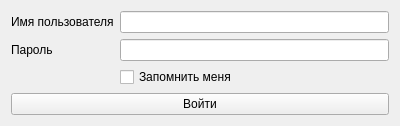
Above: logindialog.ui from QtWorks/VirtualClientDialogEditor before the change. Below: the same form after it.
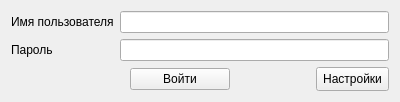
That is the form after the change. Icons and pictures are not drawn.

Commit message: Implemented settings editor

```diff
--- a/logindialog.ui
+++ b/logindialog.ui
@@ -7,7 +7,7 @@
     <x>0</x>
     <y>0</y>
     <width>400</width>
-    <height>120</height>
+    <height>101</height>
    </rect>
   </property>
   <property name="windowTitle">
@@ -40,21 +40,98 @@
        </property>
       </widget>
      </item>
-     <item row="2" column="1">
-      <widget class="QCheckBox" name="rememberMeCheckBox">
-       <property name="text">
-        <string>Запомнить меня</string>
-       </property>
-      </widget>
-     </item>
     </layout>
    </item>
    <item>
-    <widget class="QPushButton" name="loginButton">
-     <property name="text">
-      <string>Войти</string>
+    <layout class="QHBoxLayout" name="horizontalLayout" stretch="0,1,1,1,0">
+     <property name="spacing">
+      <number>6</number>
      </property>
-    </widget>
+     <item>
+      <spacer name="horizontalSpacer">
+       <property name="orientation">
+        <enum>Qt::Horizontal</enum>
+       </property>
+       <property name="sizeType">
+        <enum>QSizePolicy::Fixed</enum>
+       </property>
+       <property name="sizeHint" stdset="0">
+        <size>
+         <width>39</width>
+         <height>20</height>
+        </size>
+       </property>
+      </spacer>
+     </item>
+     <item>
+      <spacer name="horizontalSpacer_2">
+       <property name="orientation">
+        <enum>Qt::Horizontal</enum>
+       </property>
+       <property name="sizeHint" stdset="0">
+        <size>
+         <width>40</width>
+         <height>20</height>
+        </size>
+       </property>
+      </spacer>
+     </item>
+     <item>
+      <widget class="QPushButton" name="loginButton">
+       <property name="minimumSize">
+        <size>
+         <width>100</width>
+         <height>0</height>
+        </size>
+       </property>
+       <property name="text">
+        <string>Войти</string>
+       </property>
+      </widget>
+     </item>
+     <item>
+      <spacer name="horizontalSpacer_3">
+       <property name="orientation">
+        <enum>Qt::Horizontal</enum>
+       </property>
+       <property name="sizeHint" stdset="0">
+        <size>
+         <width>40</width>
+         <height>20</height>
+        </size>
+       </property>
+      </spacer>
+     </item>
+     <item>
+      <widget class="QToolButton" name="settingsButton">
+       <property name="minimumSize">
+        <size>
+         <width>0</width>
+         <height>24</height>
+        </size>
+       </property>
+       <property name="maximumSize">
+        <size>
+         <width>16777215</width>
+         <height>24</height>
+        </size>
+       </property>
+       <property name="text">
+        <string>Настройки</string>
+       </property>
+       <property name="icon">
+        <iconset resource="resources.qrc">
+         <normaloff>:/icons/cogs_black.png</normaloff>:/icons/cogs_black.png</iconset>
+       </property>
+       <property name="iconSize">
+        <size>
+         <width>32</width>
+         <height>32</height>
+        </size>
+       </property>
+      </widget>
+     </item>
+    </layout>
    </item>
   </layout>
  </widget>
```
Left out of the diff: 4 changed lines with no effect on the pictures. The commit also changes 14 other files.
